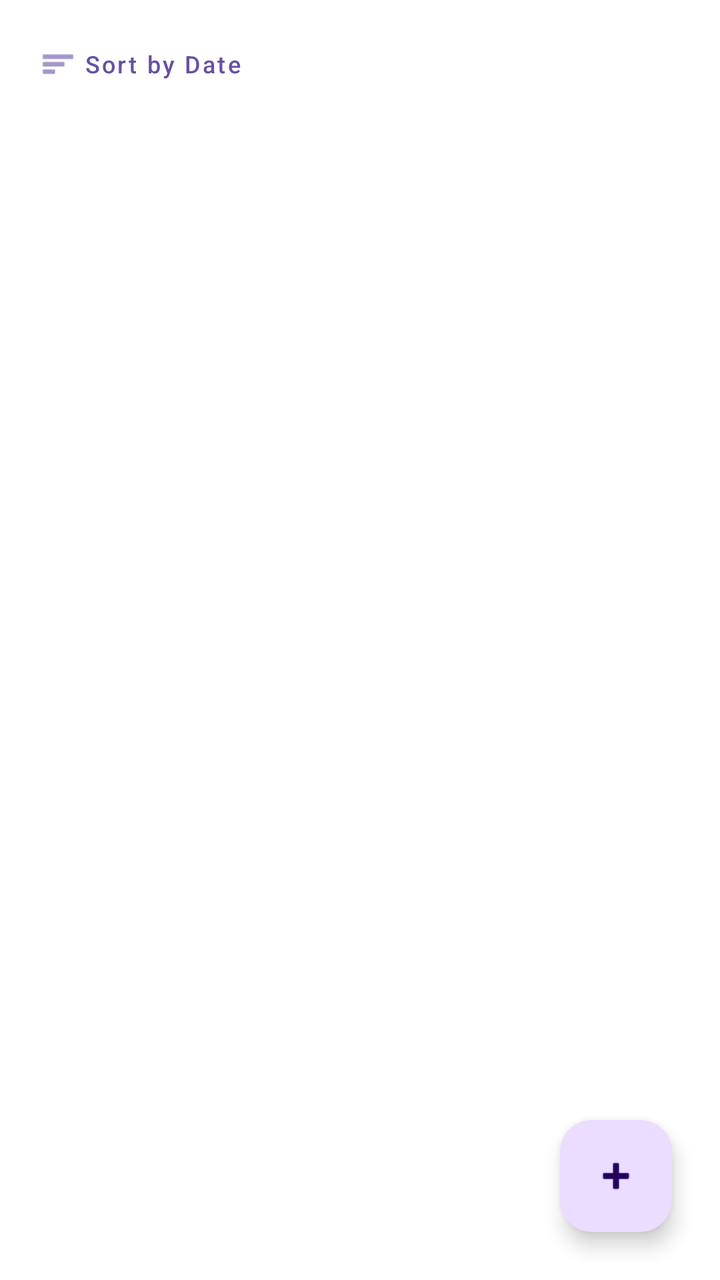
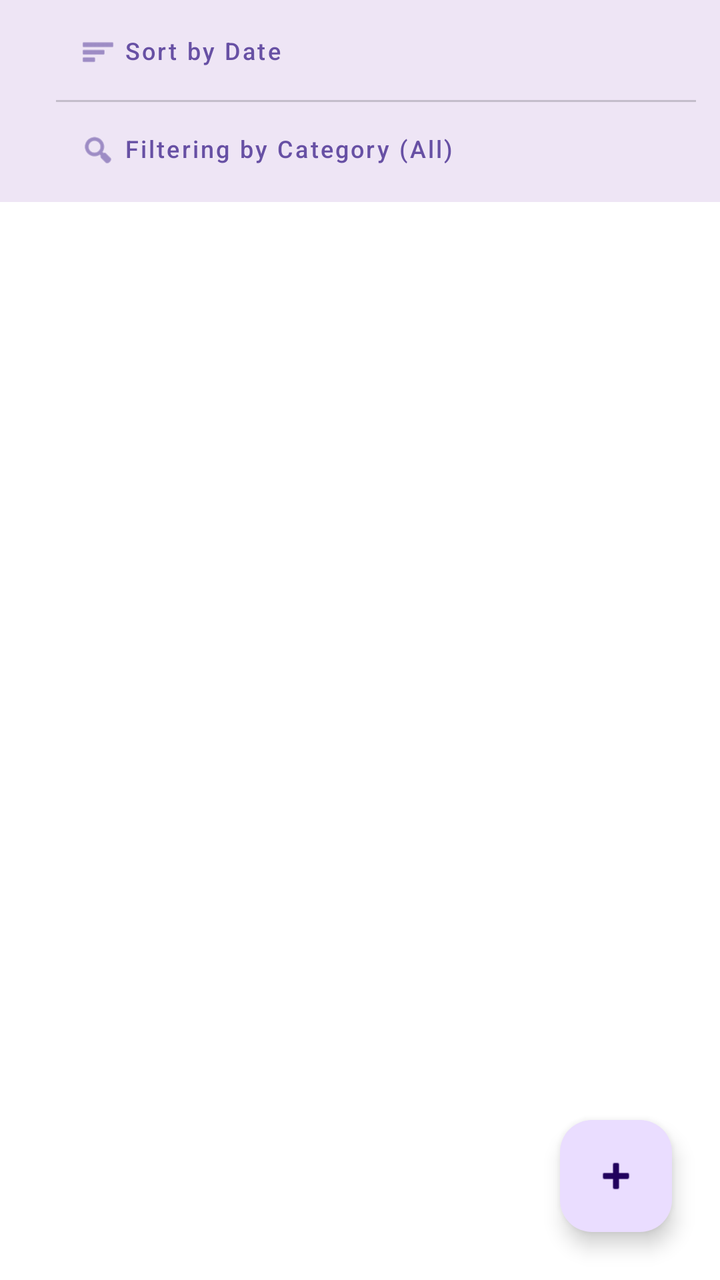

Before-and-after screenshots of an Android layout around one commit, followed by the original layout XML and the change that was made.
<!-- AndroidManifest.xml: application theme Theme.Sample_project -->
<!-- res/layout/activity_expense_list.xml -->
<?xml version="1.0" encoding="utf-8"?>
<androidx.constraintlayout.widget.ConstraintLayout xmlns:android="http://schemas.android.com/apk/res/android"
    xmlns:app="http://schemas.android.com/apk/res-auto"
    android:id="@+id/layout_expense_list"
    android:layout_width="match_parent"
    android:layout_height="match_parent">

    <Button
        android:id="@+id/btnSort"
        android:layout_width="wrap_content"
        android:layout_height="wrap_content"
        android:layout_margin="12dp"
        android:text="Sort by Date"
        android:textAllCaps="false"
        android:textSize="12sp"
        android:minHeight="40dp"
        app:icon="@android:drawable/ic_menu_sort_by_size"
        app:layout_constraintStart_toStartOf="parent"
        app:layout_constraintTop_toTopOf="parent"
        style="@style/Widget.MaterialComponents.Button.TextButton"/>

    <androidx.recyclerview.widget.RecyclerView
        android:id="@+id/rvExpenses"
        android:layout_width="0dp"
        android:layout_height="0dp"
        android:clipToPadding="false"
        android:padding="8dp"
        app:layout_constraintBottom_toBottomOf="parent"
        app:layout_constraintEnd_toEndOf="parent"
        app:layout_constraintStart_toStartOf="parent"
        app:layout_constraintTop_toBottomOf="@id/btnSort" />

    <com.google.android.material.floatingactionbutton.FloatingActionButton
        android:id="@+id/btnAddExpense"
        android:layout_width="wrap_content"
        android:layout_height="wrap_content"
        android:layout_margin="24dp"
        android:contentDescription="@string/addNew"
        app:layout_constraintBottom_toBottomOf="parent"
        app:layout_constraintEnd_toEndOf="parent"
        app:srcCompat="@android:drawable/ic_input_add" />

</androidx.constraintlayout.widget.ConstraintLayout>
<!-- resources referenced by this layout -->
<resources>
  <string name="addNew">Add New Expense</string>
  <style name="Theme.Sample_project" parent="Base.Theme.Sample_project" />
  <style name="Base.Theme.Sample_project" parent="Theme.Material3.DayNight.NoActionBar">
          
          
          <item name="android:windowBackground">@color/cardview_light_background</item>
      </style>
</resources>

<!-- the commit's change to res/layout/activity_expense_list.xml (unified diff, before → after) -->
@@ -5,19 +5,74 @@
     android:layout_width="match_parent"
     android:layout_height="match_parent">
 
-    <Button
-        android:id="@+id/btnSort"
-        android:layout_width="wrap_content"
+    <com.google.android.material.appbar.MaterialToolbar
+        android:id="@+id/topBar"
+        android:layout_width="0dp"
         android:layout_height="wrap_content"
-        android:layout_margin="12dp"
-        android:text="Sort by Date"
-        android:textAllCaps="false"
-        android:textSize="12sp"
-        android:minHeight="40dp"
-        app:icon="@android:drawable/ic_menu_sort_by_size"
+        android:background="?attr/colorSurface"
+        android:elevation="6dp"
+        android:minHeight="96dp"
+        app:layout_constraintTop_toTopOf="parent"
         app:layout_constraintStart_toStartOf="parent"
-        app:layout_constraintTop_toTopOf="parent"
-        style="@style/Widget.MaterialComponents.Button.TextButton"/>
+        app:layout_constraintEnd_toEndOf="parent">
+
+        <LinearLayout
+            android:layout_width="match_parent"
+            android:layout_height="wrap_content"
+            android:orientation="vertical"
+            android:paddingStart="12dp"
+            android:paddingEnd="12dp"
+            android:paddingTop="6dp"
+            android:paddingBottom="6dp">
+
+            <com.google.android.material.button.MaterialButton
+                android:id="@+id/btnSort"
+                android:layout_width="match_parent"
+                android:layout_height="40dp"
+                android:text="Sort by Date"
+                android:textAllCaps="false"
+                android:textSize="12sp"
+                android:insetTop="0dp"
+                android:insetBottom="0dp"
+                android:includeFontPadding="false"
+                android:gravity="start|center_vertical"
+                android:paddingStart="12dp"
+                android:paddingEnd="12dp"
+                android:drawableEnd="@android:drawable/arrow_down_float"
+                app:icon="@android:drawable/ic_menu_sort_by_size"
+                app:iconGravity="textStart"
+                style="@style/Widget.MaterialComponents.Button.TextButton" />
+
+            <View
+                android:layout_width="match_parent"
+                android:layout_height="1dp"
+                android:layout_marginTop="4dp"
+                android:layout_marginBottom="4dp"
+                android:background="?attr/colorOutline"
+                android:alpha="0.35" />
+
+            <com.google.android.material.button.MaterialButton
+                android:id="@+id/btnFilter"
+                android:layout_width="match_parent"
+                android:layout_height="40dp"
+                android:text="Filtering by Category (All)"
+                android:textAllCaps="false"
+                android:textSize="12sp"
+                android:insetTop="0dp"
+                android:insetBottom="0dp"
+                android:includeFontPadding="false"
+                android:gravity="start|center_vertical"
+                android:paddingStart="12dp"
+                android:paddingEnd="12dp"
+                android:drawableEnd="@android:drawable/arrow_down_float"
+                android:maxLines="1"
+                android:ellipsize="end"
+                app:icon="@android:drawable/ic_menu_search"
+                app:iconGravity="textStart"
+                style="@style/Widget.MaterialComponents.Button.TextButton" />
+
+        </LinearLayout>
+    </com.google.android.material.appbar.MaterialToolbar>
 
     <androidx.recyclerview.widget.RecyclerView
         android:id="@+id/rvExpenses"
@@ -25,10 +80,10 @@
         android:layout_height="0dp"
         android:clipToPadding="false"
         android:padding="8dp"
+        app:layout_constraintTop_toBottomOf="@id/topBar"
         app:layout_constraintBottom_toBottomOf="parent"
-        app:layout_constraintEnd_toEndOf="parent"
         app:layout_constraintStart_toStartOf="parent"
-        app:layout_constraintTop_toBottomOf="@id/btnSort" />
+        app:layout_constraintEnd_toEndOf="parent" />
 
     <com.google.android.material.floatingactionbutton.FloatingActionButton
         android:id="@+id/btnAddExpense"
